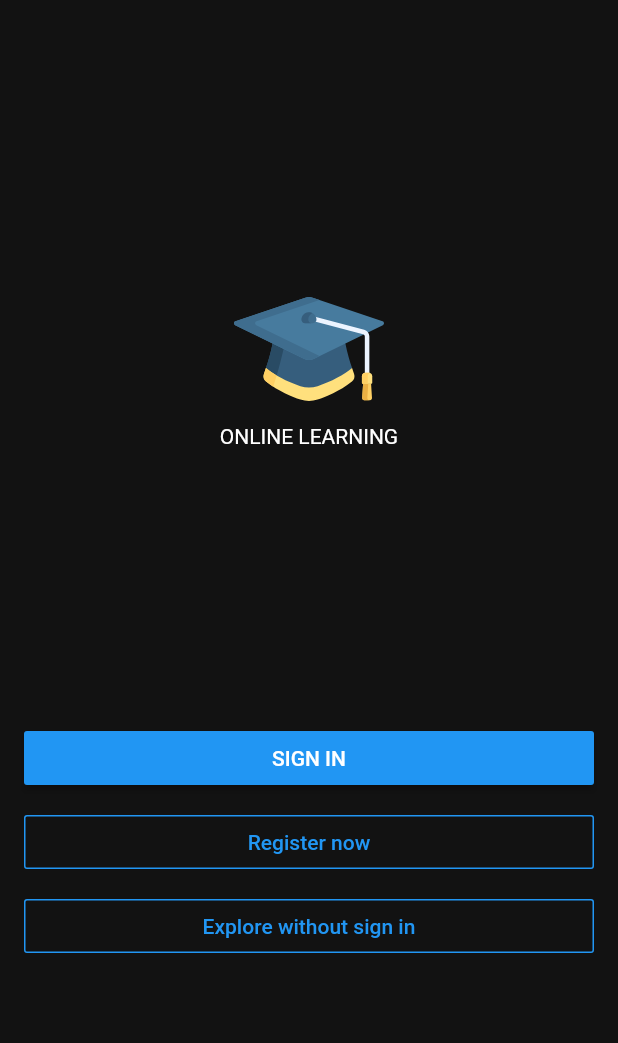
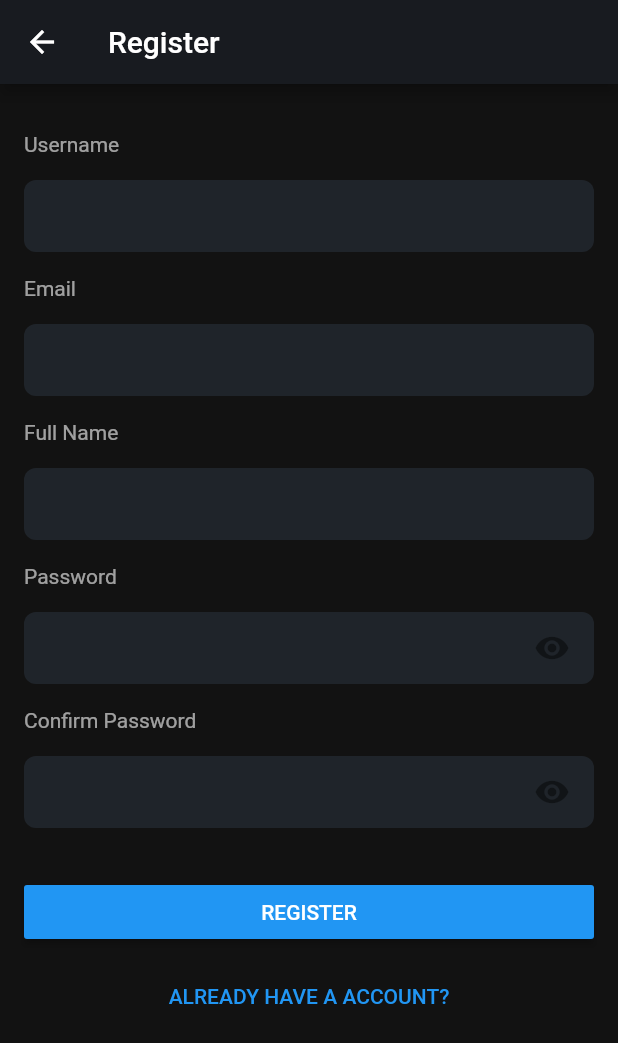
Before and after one commit to tranphunguyen98/MyOnlineLearning, a Flutter app: the screen it shows after launch, after a tap on "Register now", on a phone screen of 412 x 824 dp. Shown: the top 1043 px of the screen. Run offline on Flutter 3.47's test engine with Material 2 defaults, Android fonts, the phone set to English and light mode, and no system bars; our stand-ins replace flutter_svg.

Commit message:
feat (Register): Created UI

```diff
--- a/lib/main.dart
+++ b/lib/main.dart
@@ -1,5 +1,6 @@
 import 'package:flutter/material.dart';
 import 'package:my_online_learning/presentation/screen/Authentication/start/sc_start.dart';
+import 'package:my_online_learning/presentation/screen/router.dart' as Router;
 
 void main() {
   runApp(MyApp());
@@ -10,10 +11,12 @@ class MyApp extends StatelessWidget {
   @override
   Widget build(BuildContext context) {
     return MaterialApp(
-        title: 'Flutter Demo',
+        title: 'Online Learning',
         theme: ThemeData(
           visualDensity: VisualDensity.adaptivePlatformDensity,
         ),
-        home: ScreenStart());
+        initialRoute: Router.MyRouter.START,
+        onGenerateRoute: Router.MyRouter.generateRoute,
+        home: StartScreen());
   }
 }
--- a/lib/presentation/common_widgets/widget_my_outline_btn.dart
+++ b/lib/presentation/common_widgets/widget_my_outline_btn.dart
@@ -3,8 +3,9 @@ import 'package:my_online_learning/utils/my_const/my_const.dart';
 
 class MyOutlineButton extends StatelessWidget {
   final String title;
+  final void Function() onPressed;
 
-  const MyOutlineButton({this.title});
+  const MyOutlineButton({this.title, this.onPressed});
 
   @override
   Widget build(BuildContext context) {
@@ -13,7 +14,7 @@ class MyOutlineButton extends StatelessWidget {
       child: OutlineButton(
         color: COLOR_CONST.BTN_DEFAULT,
         borderSide: BorderSide(color: COLOR_CONST.BTN_DEFAULT),
-        onPressed: () => {},
+        onPressed: this.onPressed,
         child: Text(
           this.title,
           style: TextStyle(
--- a/lib/presentation/common_widgets/widget_my_raised_btn.dart
+++ b/lib/presentation/common_widgets/widget_my_raised_btn.dart
@@ -2,8 +2,9 @@ import 'package:flutter/material.dart';
 
 class MyRaisedButton extends StatelessWidget {
   final String title;
+  final void Function() onPressed;
 
-  const MyRaisedButton({this.title});
+  const MyRaisedButton({this.title, this.onPressed});
 
   @override
   Widget build(BuildContext context) {
@@ -16,7 +17,7 @@ class MyRaisedButton extends StatelessWidget {
             color: Colors.white,
           ),
         ),
-        onPressed: () => {},
+        onPressed: this.onPressed,
         color: Colors.blue,
       ),
     );
--- a/lib/presentation/screen/Authentication/register/sc_register.dart
+++ b/lib/presentation/screen/Authentication/register/sc_register.dart
@@ -0,0 +1,43 @@
+import 'package:flutter/material.dart';
+import 'package:my_online_learning/utils/my_const/my_const.dart';
+
+import 'file:///C:/react-native/MyOnlineLearning/lib/presentation/common_widgets/widget_my_flat_btn.dart';
+
+import '../../../common_widgets/widget_my_raised_btn.dart';
+import 'widget_register_form.dart';
+
+class RegisterScreen extends StatelessWidget {
+  @override
+  Widget build(BuildContext context) {
+    return Scaffold(
+      appBar: AppBar(
+        leading: GestureDetector(
+          child: Icon(Icons.arrow_back),
+          onTap: () {
+            Navigator.pop(context);
+          },
+        ),
+        title: Text("Register"),
+        backgroundColor: COLOR_CONST.GRAY_DARK,
+      ),
+      body: Container(
+        color: COLOR_CONST.BACKGROUND_DARK,
+        child: ListView(
+          children: [
+            SizedBox(height: 16.0),
+            WidgetRegisterForm(),
+            SizedBox(height: 16.0),
+            MyRaisedButton(
+              title: "REGISTER",
+              onPressed: () => {},
+            ),
+            SizedBox(height: 8.0),
+            MyFlatButton(
+              title: "ALREADY HAVE A ACCOUNT?",
+            ),
+          ],
+        ),
+      ),
+    );
+  }
+}
--- /dev/null
+++ b/lib/presentation/screen/Authentication/register/widget_register_form.dart
@@ -0,0 +1,44 @@
+import 'package:flutter/material.dart';
+import 'package:my_online_learning/presentation/common_widgets/widget_text_field.dart';
+
+class WidgetRegisterForm extends StatelessWidget {
+  @override
+  Widget build(BuildContext context) {
+    return Padding(
+      padding: const EdgeInsets.all(16.0),
+      child: Column(
+        children: [
+          WidgetTextField(
+            title: "Username",
+          ),
+          SizedBox(
+            height: 16,
+          ),
+          WidgetTextField(
+            title: "Email",
+          ),
+          SizedBox(
+            height: 16,
+          ),
+          WidgetTextField(
+            title: "Full Name",
+          ),
+          SizedBox(
+            height: 16,
+          ),
+          WidgetTextField(
+            title: "Password",
+            isObscure: true,
+          ),
+          SizedBox(
+            height: 16,
+          ),
+          WidgetTextField(
+            title: "Confirm Password",
+            isObscure: true,
+          ),
+        ],
+      ),
+    );
+  }
+}
--- a/lib/presentation/screen/Authentication/sign_in/sc_sign_in.dart
+++ b/lib/presentation/screen/Authentication/sign_in/sc_sign_in.dart
@@ -6,12 +6,17 @@ import 'file:///C:/react-native/MyOnlineLearning/lib/presentation/common_widgets
 
 import '../../../common_widgets/widget_my_raised_btn.dart';
 
-class ScreenLogin extends StatelessWidget {
+class LoginScreen extends StatelessWidget {
   @override
   Widget build(BuildContext context) {
     return Scaffold(
       appBar: AppBar(
-        leading: Icon(Icons.arrow_back),
+        leading: GestureDetector(
+          child: Icon(Icons.arrow_back),
+          onTap: () {
+            Navigator.pop(context);
+          },
+        ),
         title: Text("Sign In"),
         backgroundColor: COLOR_CONST.GRAY_DARK,
       ),
@@ -25,6 +30,7 @@ class ScreenLogin extends StatelessWidget {
             SizedBox(height: 16.0),
             MyRaisedButton(
               title: "SIGN IN",
+              onPressed: () => {},
             ),
             SizedBox(height: 8.0),
             MyFlatButton(
--- a/lib/presentation/screen/Authentication/start/sc_start.dart
+++ b/lib/presentation/screen/Authentication/start/sc_start.dart
@@ -1,11 +1,12 @@
 import 'package:flutter/material.dart';
 import 'package:my_online_learning/presentation/common_widgets/widget_logo.dart';
 import 'package:my_online_learning/presentation/common_widgets/widget_my_outline_btn.dart';
+import 'package:my_online_learning/presentation/screen/router.dart';
 import 'package:my_online_learning/utils/my_const/my_const.dart';
 
 import '../../../common_widgets/widget_my_raised_btn.dart';
 
-class ScreenStart extends StatelessWidget {
+class StartScreen extends StatelessWidget {
   @override
   Widget build(BuildContext context) {
     return Scaffold(
@@ -19,15 +20,17 @@ class ScreenStart extends StatelessWidget {
               crossAxisAlignment: CrossAxisAlignment.stretch,
               children: [
                 MyRaisedButton(
-                  title: "SIGN IN",
-                ),
+                    title: "SIGN IN",
+                    onPressed: () =>
+                        {Navigator.pushNamed(context, MyRouter.LOGIN)},),
                 SizedBox(height: 8.0),
-                MyOutlineButton(
-                  title: "Register now",
-                ),
+                MyOutlineButton(title: "Register now", onPressed: () => {
+                  Navigator.pushNamed(context, MyRouter.REGISTER)
+                },),
                 SizedBox(height: 8.0),
                 MyOutlineButton(
                   title: "Explore without sign in",
+                  onPressed: () => {},
                 ),
               ],
             ),
--- /dev/null
+++ b/lib/presentation/screen/router.dart
@@ -0,0 +1,30 @@
+import 'package:flutter/material.dart';
+import 'package:my_online_learning/presentation/screen/Authentication/register/sc_register.dart';
+import 'package:my_online_learning/presentation/screen/Authentication/sign_in/sc_sign_in.dart';
+import 'package:my_online_learning/presentation/screen/Authentication/start/sc_start.dart';
+
+class MyRouter {
+  static const String HOME = '/home';
+  static const String START = '/start';
+  static const String SPLASH = '/splash';
+  static const String LOGIN = '/login';
+  static const String REGISTER = '/register';
+
+  static Route<dynamic> generateRoute(RouteSettings settings) {
+    switch (settings.name) {
+      case LOGIN:
+        return MaterialPageRoute(builder: (_) => LoginScreen());
+      case START:
+        return MaterialPageRoute(builder: (_) => StartScreen());
+      case REGISTER:
+        return MaterialPageRoute(builder: (_) => RegisterScreen());
+      default:
+        return MaterialPageRoute(
+            builder: (_) => Scaffold(
+                  body: Center(
+                    child: Text('No route defined for ${settings.name}'),
+                  ),
+                ));
+    }
+  }
+}
```
